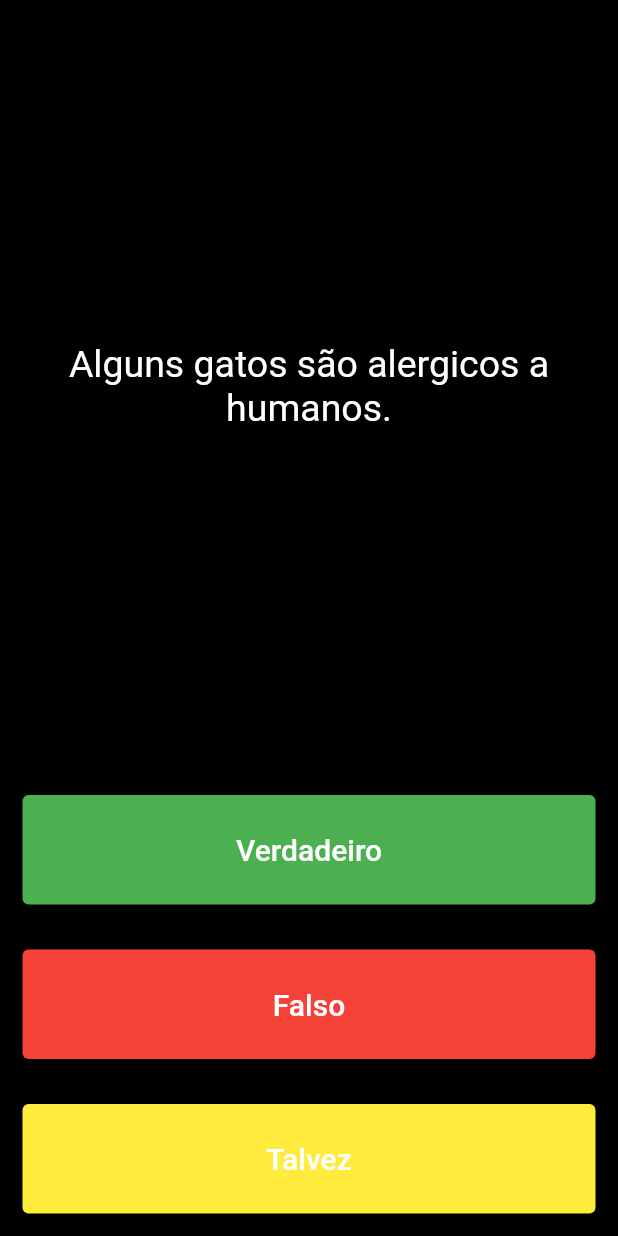
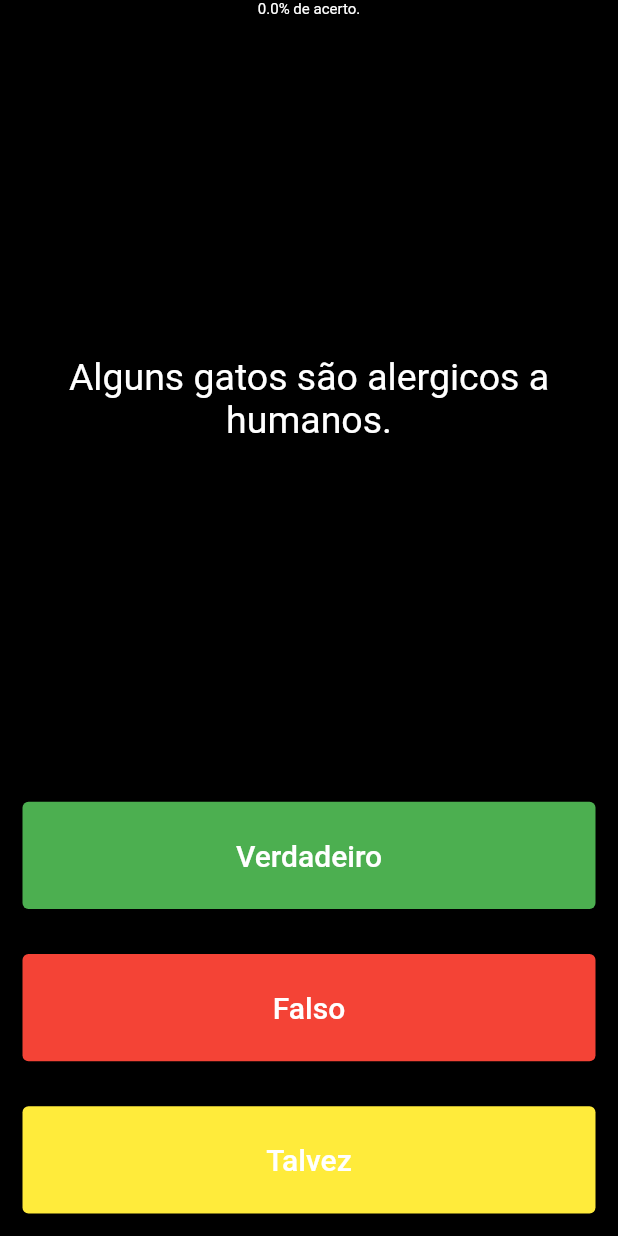
Before and after one commit to lacj2000/quizzler, a Flutter app: the screen it shows after launch, after a tap on "Verdadeiro", after a tap on "Falso", after a tap on "Talvez", on a phone screen of 412 x 824 dp. Run offline on Flutter 3.47's test engine with Material 2 defaults, Android fonts, the phone set to English and light mode, and no system bars.

Commit message:
update - seen percentage

```diff
--- a/lib/main.dart
+++ b/lib/main.dart
@@ -62,6 +62,14 @@ class _QuizzPageStatus extends State<QuizPage> {
       mainAxisAlignment: MainAxisAlignment.spaceBetween,
       crossAxisAlignment: CrossAxisAlignment.stretch,
       children: [
+        Text(
+          quizBrain.getPercetage(),
+          textAlign: TextAlign.center,
+          style: TextStyle(
+            fontSize: 10.0,
+            color: Colors.white,
+          ),
+        ),
         Expanded(
           flex: 5,
           child: Padding(
--- a/lib/quiz_brain.dart
+++ b/lib/quiz_brain.dart
@@ -3,6 +3,7 @@ import 'package:quizzler/question.dart';
 class QuizBrain {
   int _questionNumber = 0;
   int hit = 0;
+  int questionsResolve = 0;
   double hitPercentage = 0;
 
   List<Question> _questionBank = [
@@ -23,8 +24,9 @@ class QuizBrain {
   void nextQuestion(bool h) {
     if (h) {
       hit++;
-      calculatePercentage();
     }
+    questionsResolve++;
+    calculatePercentage();
 
     if (_questionNumber < _questionBank.length - 1) {
       _questionNumber++;
@@ -32,11 +34,15 @@ class QuizBrain {
   }
 
   void calculatePercentage() {
-    hitPercentage = hit / _questionNumber;
+    hitPercentage = (hit / questionsResolve) * 100;
   }
 
   String getText() {
     return _questionBank[_questionNumber].text;
+  }
+
+  String getPercetage() {
+    return (hitPercentage).toString() + "% de acerto.";
   }
 
   bool getCorrectAwnser() {
@@ -52,5 +58,7 @@ class QuizBrain {
 
   void reset() {
     _questionNumber = 0;
+    hit = 0;
+    hitPercentage = 0.0;
   }
 }
```
